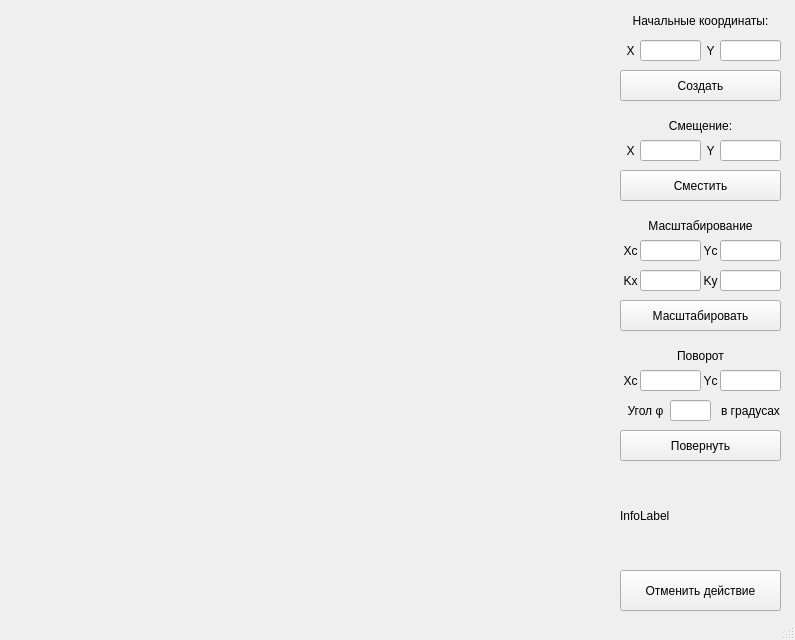
The window that lab2/mainwindow.ui (Inlucker/ComputerGraphics) describes before a commit, drawn with Qt 5.
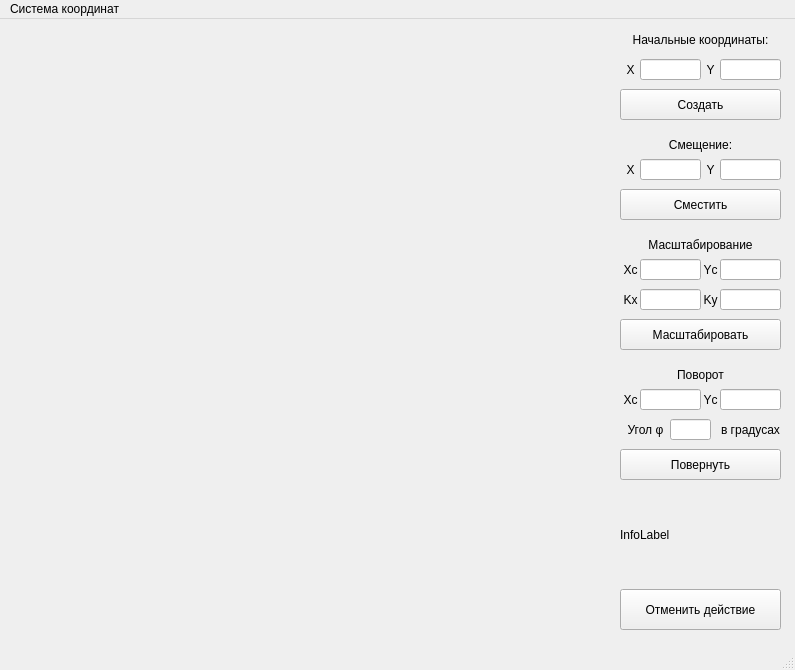
The same window after the commit.

Commit message: added contet menu with info about coords system

The edit to the form file:
```diff
--- a/lab2/mainwindow.ui
+++ b/lab2/mainwindow.ui
@@ -7,7 +7,7 @@
     <x>0</x>
     <y>0</y>
     <width>795</width>
-    <height>640</height>
+    <height>670</height>
    </rect>
   </property>
   <property name="windowTitle">
@@ -479,6 +479,14 @@
      <height>20</height>
     </rect>
    </property>
+   <widget class="QMenu" name="menu">
+    <property name="title">
+     <string>Система координат</string>
+    </property>
+    <addaction name="get_coords_info"/>
+    <addaction name="separator"/>
+   </widget>
+   <addaction name="menu"/>
   </widget>
   <widget class="QStatusBar" name="statusbar"/>
  </widget>
```
Left out of the diff: 11 changed lines with no effect on the pictures. The commit also changes 2 other files.
